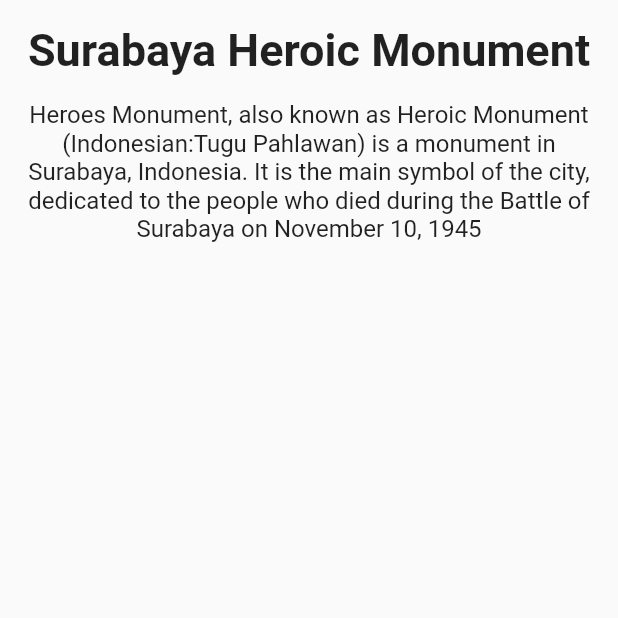
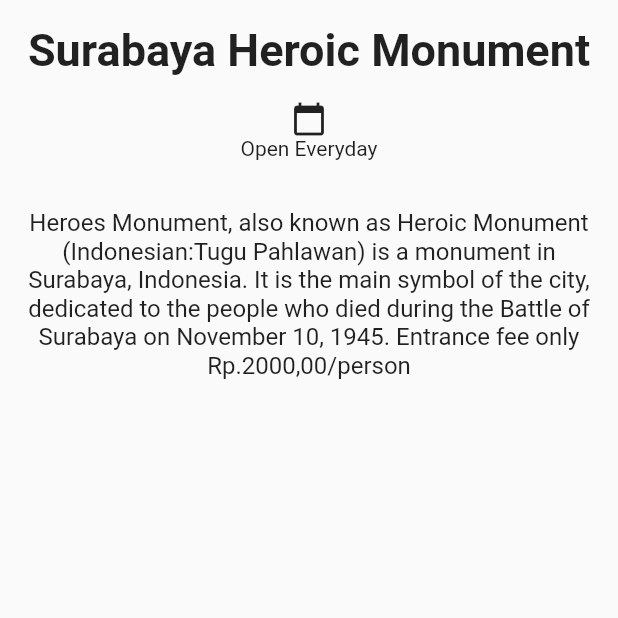
Before and after one commit to muadzfathulloh/FlutterTrainning, a Flutter app: the screen it shows after launch, on a phone screen of 412 x 824 dp, the top half of it. Run offline on Flutter 3.47's test engine with Material 2 defaults, Android fonts, the phone set to English and light mode, and no system bars.

Commit message:
Layout - Percobaan 3

```diff
--- a/lib/main.dart
+++ b/lib/main.dart
@@ -40,9 +40,23 @@ class DetailScreen extends StatelessWidget {
               ),
             ),
             Container(
+              margin: const EdgeInsets.symmetric(vertical: 16.0),
+              child: Row(
+                mainAxisAlignment: MainAxisAlignment.spaceEvenly,
+                children: <Widget>[
+                  Column(
+                    children: const <Widget>[
+                      Icon(Icons.calendar_today),
+                      Text('Open Everyday')
+                    ],
+                  ),
+                ],
+              ),
+            ),
+            Container(
               padding: const EdgeInsets.all(16.0),
               child: const Text(
-                'Heroes Monument, also known as Heroic Monument (Indonesian:Tugu Pahlawan) is a monument in Surabaya, Indonesia. It is the main symbol of the city, dedicated to the people who died during the Battle of Surabaya on November 10, 1945',
+                'Heroes Monument, also known as Heroic Monument (Indonesian:Tugu Pahlawan) is a monument in Surabaya, Indonesia. It is the main symbol of the city, dedicated to the people who died during the Battle of Surabaya on November 10, 1945. Entrance fee only Rp.2000,00/person',
                 textAlign: TextAlign.center,
                 style: TextStyle(fontSize: 16.0),
               ),
```
